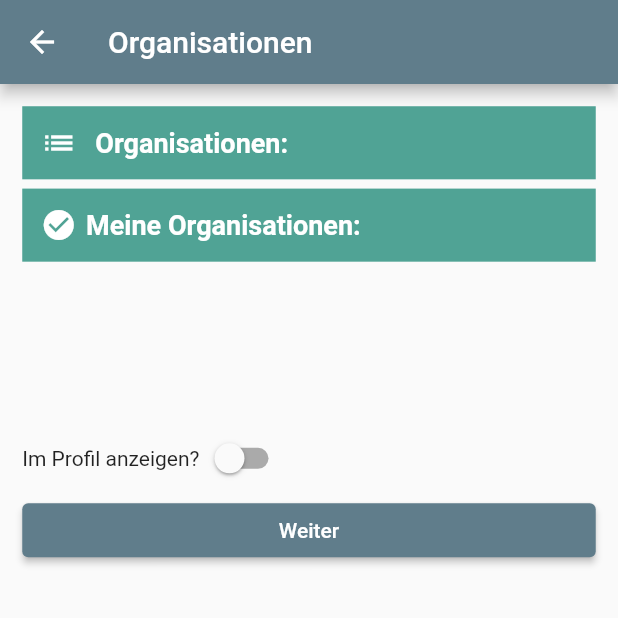
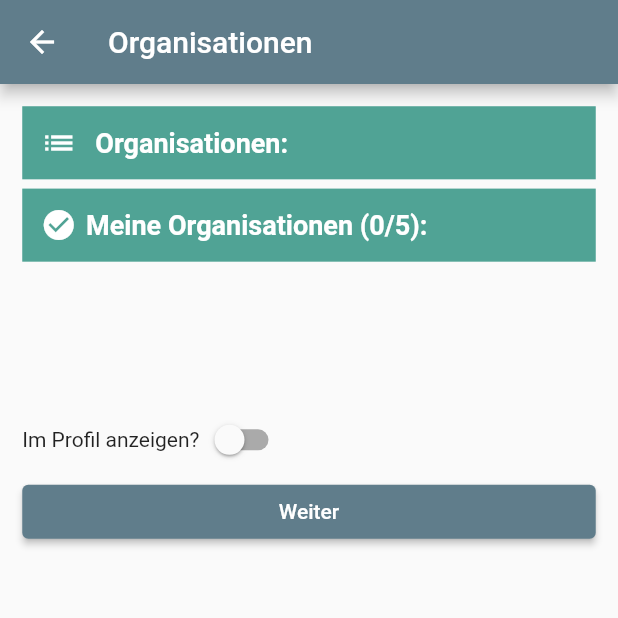
Before and after one commit to TuragNikandam/WIND, a Flutter app: the RegistrationStep2View screen opened directly with empty values, on a phone screen of 412 x 824 dp, the top half of it. Run offline on Flutter 3.47's test engine with Material 2 defaults, Android fonts, the phone set to English and light mode, and no system bars; our stand-ins replace dots_indicator, email_validator, fl_chart, flutter_secure_storage, logger; accounts and stored records are empty.

Commit message:
max orgas 5 in registration and fixed showDialog bug when spam clicking

```diff
--- a/Mobile/andromeda_app/lib/views/registration/registration_step2_view.dart
+++ b/Mobile/andromeda_app/lib/views/registration/registration_step2_view.dart
@@ -132,14 +132,18 @@ class _RegistrationStep2ViewState extends State<RegistrationStep2View> {
                           )),
                       title: Text(organization.getShortName),
                       trailing: IconButton(
-                        icon: const Icon(
+                        icon: Icon(
                           Icons.add,
-                          color: Colors.green,
+                          color: _selectedOrganizations.length < 5
+                              ? Colors.green
+                              : Colors.grey,
                         ),
                         onPressed: () {
                           setState(() {
-                            _selectedOrganizations.add(organization.getId);
-                            _unselectedOrganizations.remove(organization);
+                            if (_selectedOrganizations.length < 5) {
+                              _selectedOrganizations.add(organization.getId);
+                              _unselectedOrganizations.remove(organization);
+                            }
                           });
                         },
                       ),
@@ -157,9 +161,9 @@ class _RegistrationStep2ViewState extends State<RegistrationStep2View> {
                 children: [
                   const Icon(Icons.check_circle, color: Colors.white),
                   SizedBox(width: spaceWidth),
-                  const Text(
-                    'Meine Organisationen:',
-                    style: TextStyle(
+                  Text(
+                    'Meine Organisationen (${_selectedOrganizations.length}/5):',
+                    style: const TextStyle(
                         fontWeight: FontWeight.bold,
                         fontSize: 18,
                         color: Colors.white),
@@ -168,12 +172,13 @@ class _RegistrationStep2ViewState extends State<RegistrationStep2View> {
               ),
             ),
             Flexible(
-              flex: 1,
+              flex: 2,
               child: ConstrainedBox(
                 // If the minHeight is not set, errors get thrown around due to a bug in the calculation
                 // of the height of reordableListView when shrinkWrap is set to true.
                 // shrinkWrap can alterternativly be conditionally set.
-                constraints: BoxConstraints(minHeight: MediaQuery.of(context).size.height*0.1),
+                constraints: BoxConstraints(
+                    minHeight: MediaQuery.of(context).size.height * 0.1),
                 child: ReorderableListView(
                   shrinkWrap: true,
                   onReorder: (int oldIndex, int newIndex) {
@@ -199,7 +204,8 @@ class _RegistrationStep2ViewState extends State<RegistrationStep2View> {
                                     _selectedOrganizations[index]),
                                 CircleAvatar(
                                   radius: radius,
-                                  backgroundColor: Theme.of(context).primaryColor,
+                                  backgroundColor:
+                                      Theme.of(context).primaryColor,
                                   child: Text(
                                       OrganizationManager()
                                           .getOrganizationById(
@@ -224,7 +230,8 @@ class _RegistrationStep2ViewState extends State<RegistrationStep2View> {
                                           .getOrganizationById(
                                               _selectedOrganizations[index]);
                                       _selectedOrganizations.removeAt(index);
-                                      _unselectedOrganizations.add(organization);
+                                      _unselectedOrganizations
+                                          .add(organization);
                                     });
                                   },
                                 ),
@@ -239,7 +246,8 @@ class _RegistrationStep2ViewState extends State<RegistrationStep2View> {
                 ),
               ),
             ),
-            SizedBox(height: spaceHeight * 2),
+            SizedBox(height: spaceHeight),
+
             Row(
               children: [
                 const Text('Im Profil anzeigen?'),
--- a/Mobile/andromeda_app/lib/views/utils/dialogs.dart
+++ b/Mobile/andromeda_app/lib/views/utils/dialogs.dart
@@ -5,6 +5,7 @@ class Dialogs {
       String errorButtonText, String errorMessage) {
     showDialog(
       context: context,
+      barrierDismissible: false,
       builder: (BuildContext context) {
         return AlertDialog(
           title: Text(errorTitle),
```
Also changed, not shown: Mobile/andromeda_app/lib/views/login_view.dart (+14 -5 lines), Mobile/andromeda_app/lib/views/profile/profile_edit_view.dart (+10 -1 lines), 2 other files.
